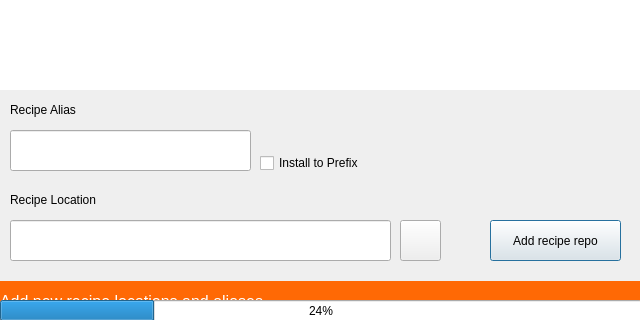
Above: pybombsgui/designer/recipe_config.ui from NinjaComics/pybombs-qtgui before the change; both pictures show x 0 to 640 and y 140 to 460 of the 640 by 460 pixel window. Below: the same form after it.
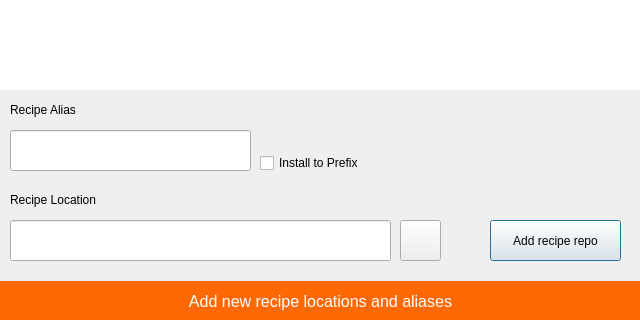
That is the form after the change. Icons and pictures are not drawn.

```diff
--- a/pybombsgui/designer/recipe_config.ui
+++ b/pybombsgui/designer/recipe_config.ui
@@ -184,18 +184,8 @@
    <property name="text">
     <string>Add new recipe locations and aliases</string>
    </property>
-  </widget>
-  <widget class="QProgressBar" name="progressBar">
-   <property name="geometry">
-    <rect>
-     <x>0</x>
-     <y>440</y>
-     <width>642</width>
-     <height>21</height>
-    </rect>
-   </property>
-   <property name="value">
-    <number>24</number>
+   <property name="alignment">
+    <set>Qt::AlignCenter</set>
    </property>
   </widget>
   <widget class="QCheckBox" name="checkBox">
```
Left out of the diff: 6 changed lines with no effect on the pictures.
